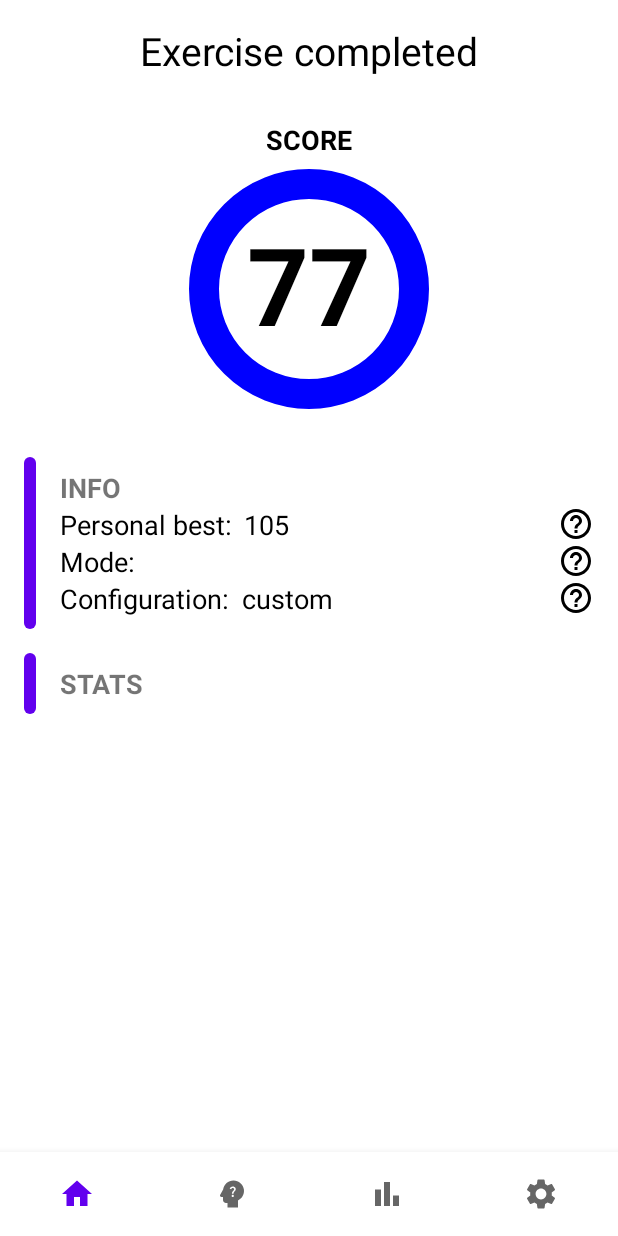
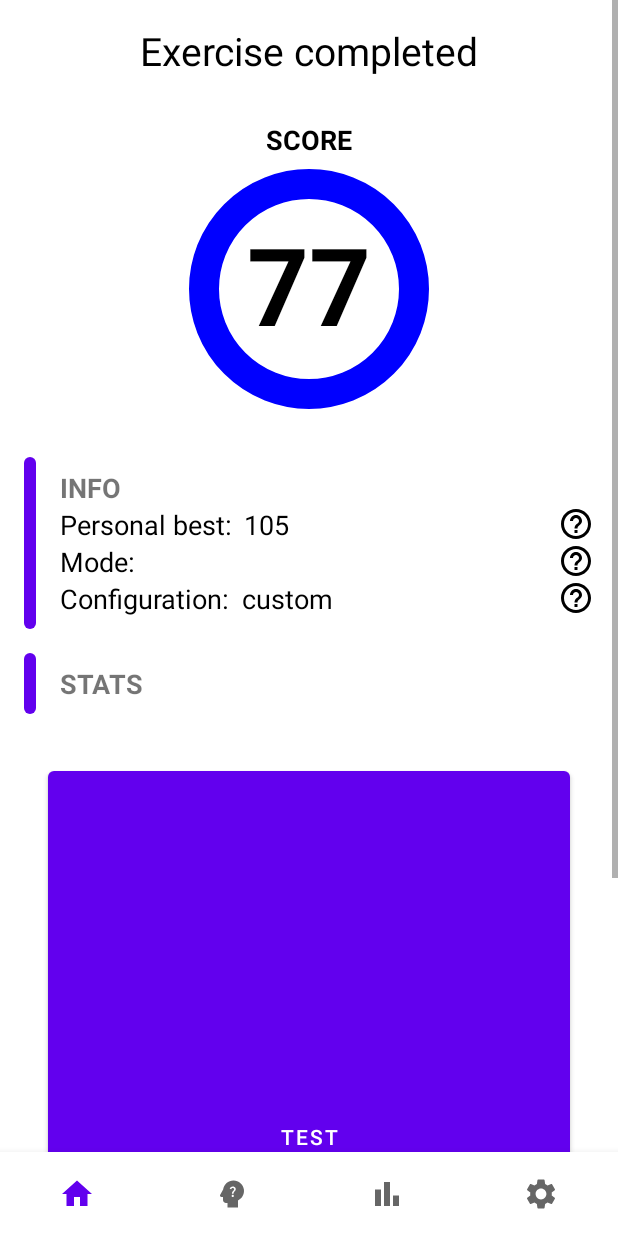
Before and after one commit to mrko900/brain-trainer, an Android app: the ExerciseCompletedFragment screen opened through its navigation route, on a phone screen of 412 x 824 dp. Run offline under Robolectric (Android 15) with nearby library versions, the phone set to English and light mode, and no system bars; 3 statements that could not run were skipped.

Commit message:
Use scroll view for exercise completed screen

```diff
--- a/app/src/main/res/layout/exercise_completed.xml
+++ b/app/src/main/res/layout/exercise_completed.xml
@@ -1,7 +1,11 @@
 <?xml version="1.0" encoding="utf-8"?>
+<ScrollView
+    android:layout_width="match_parent"
+    xmlns:android="http://schemas.android.com/apk/res/android"
+    android:layout_height="match_parent">
+
     <androidx.constraintlayout.widget.ConstraintLayout xmlns:android="http://schemas.android.com/apk/res/android"
         xmlns:app="http://schemas.android.com/apk/res-auto"
-    xmlns:tools="http://schemas.android.com/tools"
         android:layout_width="match_parent"
         android:layout_height="match_parent">
 
@@ -225,6 +229,7 @@
         </androidx.constraintlayout.widget.ConstraintLayout>
 
         <androidx.constraintlayout.widget.ConstraintLayout
+            android:id="@+id/constraintLayout5"
             android:layout_width="0dp"
             android:layout_height="wrap_content"
             android:layout_marginTop="16dp"
@@ -242,7 +247,7 @@
                 app:layout_constraintBottom_toBottomOf="parent"
                 app:layout_constraintEnd_toEndOf="parent"
                 app:layout_constraintStart_toEndOf="@+id/view3"
-            app:layout_constraintTop_toBottomOf="@+id/textView7"/>
+                app:layout_constraintTop_toBottomOf="@+id/textView7" />
 
             <TextView
                 android:id="@+id/textView7"
@@ -268,4 +273,17 @@
                 app:layout_constraintTop_toTopOf="parent" />
         </androidx.constraintlayout.widget.ConstraintLayout>
 
+        <Button
+            android:id="@+id/button2"
+            android:layout_width="0dp"
+            android:layout_height="500dp"
+            android:layout_marginStart="32dp"
+            android:layout_marginTop="32dp"
+            android:layout_marginEnd="32dp"
+            android:text="TEST"
+            app:layout_constraintEnd_toEndOf="parent"
+            app:layout_constraintStart_toStartOf="parent"
+            app:layout_constraintTop_toBottomOf="@+id/constraintLayout5" />
+
     </androidx.constraintlayout.widget.ConstraintLayout>
+</ScrollView>
```
Lines whose indentation alone changed are shown as unchanged.
